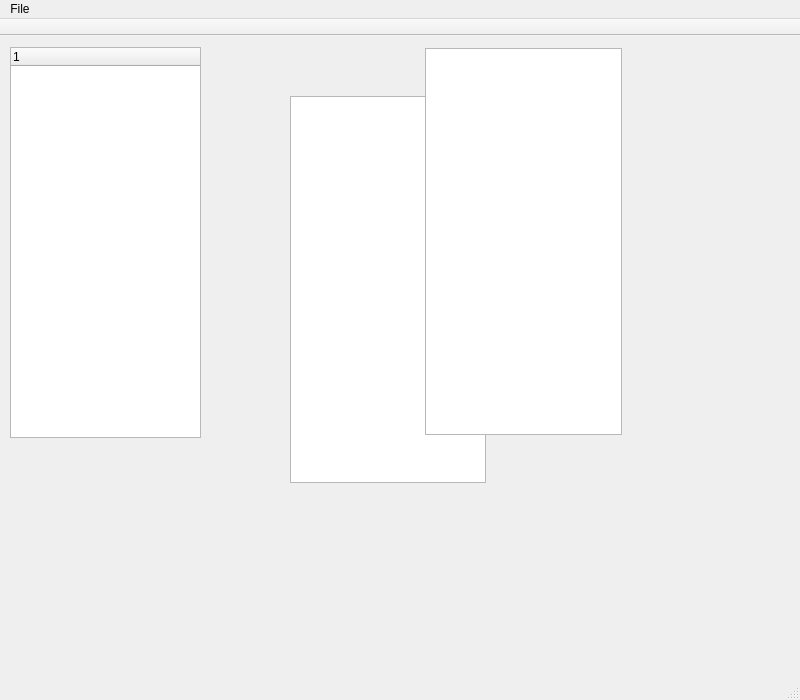
This is src/mainwindow.ui in nishantsat/pi as Qt 5 draws it before an edit. The edited form follows.
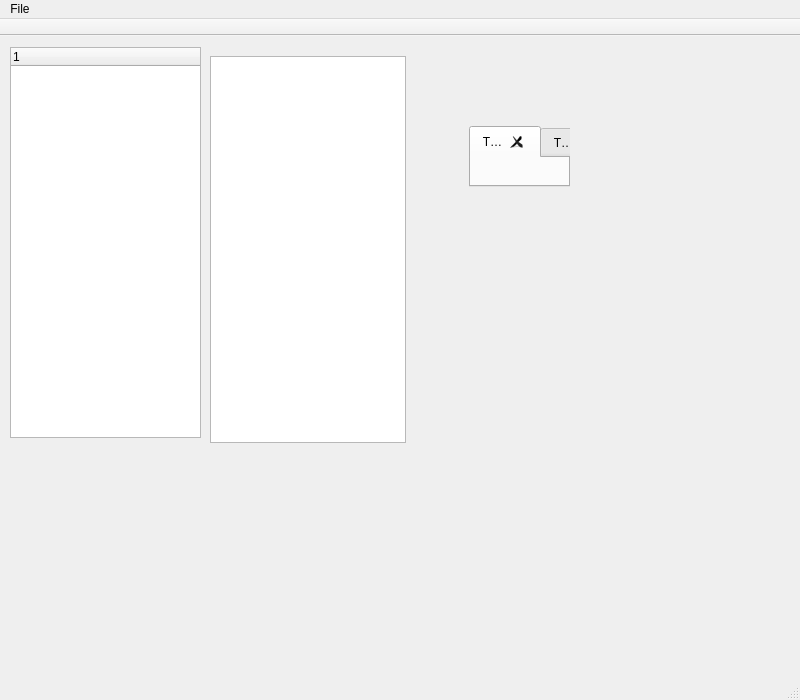
This is the edited form.

Commit message: fixed project load

The edit to the form file:
```diff
--- a/src/mainwindow.ui
+++ b/src/mainwindow.ui
@@ -20,8 +20,8 @@
     </property>
     <property name="geometry">
      <rect>
-      <x>290</x>
-      <y>60</y>
+      <x>210</x>
+      <y>20</y>
       <width>196</width>
       <height>387</height>
      </rect>
@@ -35,21 +35,6 @@
      <bool>true</bool>
     </property>
    </widget>
-   <widget class="QTextEdit" name="txtInput">
-    <property name="geometry">
-     <rect>
-      <x>425</x>
-      <y>12</y>
-      <width>197</width>
-      <height>387</height>
-     </rect>
-    </property>
-    <property name="font">
-     <font>
-      <family>PT Mono</family>
-     </font>
-    </property>
-   </widget>
    <widget class="QTreeWidget" name="twNavBar">
     <property name="geometry">
      <rect>
@@ -65,6 +50,50 @@
      </property>
     </column>
    </widget>
+   <widget class="QTabWidget" name="tabWx">
+    <property name="geometry">
+     <rect>
+      <x>469</x>
+      <y>90</y>
+      <width>101</width>
+      <height>61</height>
+     </rect>
+    </property>
+    <property name="tabPosition">
+     <enum>QTabWidget::North</enum>
+    </property>
+    <property name="tabShape">
+     <enum>QTabWidget::Rounded</enum>
+    </property>
+    <property name="currentIndex">
+     <number>0</number>
+    </property>
+    <property name="elideMode">
+     <enum>Qt::ElideRight</enum>
+    </property>
+    <property name="usesScrollButtons">
+     <bool>false</bool>
+    </property>
+    <property name="documentMode">
+     <bool>false</bool>
+    </property>
+    <property name="tabsClosable">
+     <bool>true</bool>
+    </property>
+    <property name="movable">
+     <bool>true</bool>
+    </property>
+    <widget class="QWidget" name="tab">
+     <attribute name="title">
+      <string>Tab 1</string>
+     </attribute>
+    </widget>
+    <widget class="QWidget" name="tab_2">
+     <attribute name="title">
+      <string>Tab 2</string>
+     </attribute>
+    </widget>
+   </widget>
   </widget>
   <widget class="QMenuBar" name="menuBar">
    <property name="geometry">
```
The commit also changes 1 other file.
